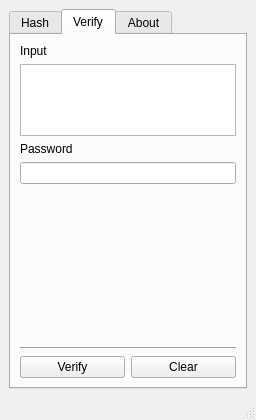
Old version of the form src/mainwindow.ui in the repository GlitchedPolygons/Argon2GUI.
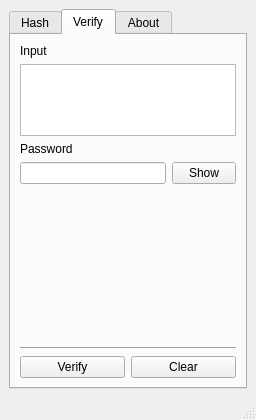
New version of the form. The open tabs and pages were chosen to show the change.

Commit message: Cleaned up About tab page inside mainwindow.ui

Diff of the .ui file:
```diff
--- a/src/mainwindow.ui
+++ b/src/mainwindow.ui
@@ -238,12 +238,29 @@
            </widget>
           </item>
           <item>
+           <layout class="QHBoxLayout" name="inputPasswordFieldHorizontalLayout">
+            <item>
            <widget class="QLineEdit" name="inputPasswordLineEdit">
             <property name="echoMode">
              <enum>QLineEdit::Password</enum>
             </property>
            </widget>
           </item>
+            <item>
+             <widget class="QPushButton" name="showInputPasswordButton">
+              <property name="maximumSize">
+               <size>
+                <width>64</width>
+                <height>16777215</height>
+               </size>
+              </property>
+              <property name="text">
+               <string>Show</string>
+              </property>
+             </widget>
+            </item>
+           </layout>
+          </item>
          </layout>
         </item>
         <item>
```
Left out of the diff: 20 changed lines with no effect on the pictures. Lines whose indentation alone changed are shown as unchanged.
